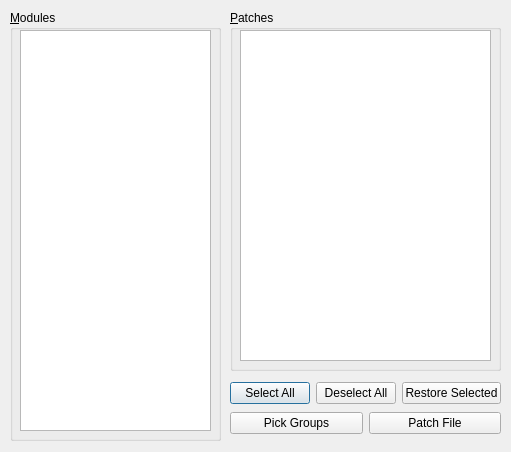
x64dbg/x64dbg, file x64_dbg_gui/Project/Src/Gui/PatchDialog.ui: the form before one commit.
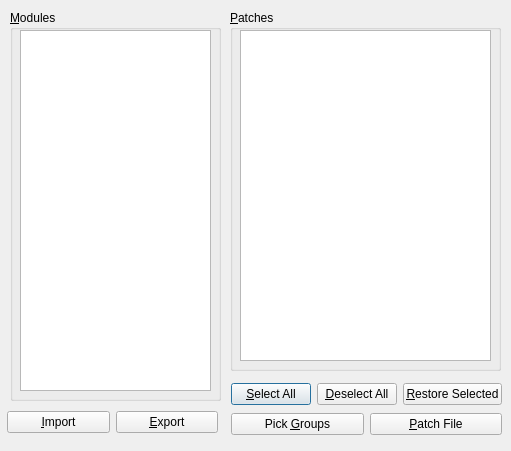
The form after the commit. Icons and pictures are not drawn.

Commit message: GUI: close patch dialog when debugging stops + do not show patch dialog when not debugging + fixed a bug with the checking of patches + added patch import/export (with undo support and option to not apply patches with a different oldbyte value)

The edit to the form file:
```diff
--- a/x64_dbg_gui/Project/Src/Gui/PatchDialog.ui
+++ b/x64_dbg_gui/Project/Src/Gui/PatchDialog.ui
@@ -7,7 +7,7 @@
     <x>0</x>
     <y>0</y>
     <width>511</width>
-    <height>452</height>
+    <height>451</height>
    </rect>
   </property>
   <property name="windowTitle">
@@ -51,7 +51,7 @@
      <x>10</x>
      <y>10</y>
      <width>211</width>
-     <height>431</height>
+     <height>391</height>
     </rect>
    </property>
    <property name="title">
@@ -63,7 +63,7 @@
       <x>10</x>
       <y>20</y>
       <width>191</width>
-      <height>401</height>
+      <height>361</height>
      </rect>
     </property>
     <property name="font">
@@ -76,8 +76,8 @@
   <widget class="QWidget" name="layoutWidget">
    <property name="geometry">
     <rect>
-     <x>230</x>
-     <y>380</y>
+     <x>231</x>
+     <y>381</y>
      <width>271</width>
      <height>58</height>
     </rect>
@@ -88,21 +88,21 @@
       <item>
        <widget class="QPushButton" name="btnSelectAll">
         <property name="text">
-         <string>Select All</string>
+         <string>&amp;Select All</string>
         </property>
        </widget>
       </item>
       <item>
        <widget class="QPushButton" name="btnDeselectAll">
         <property name="text">
-         <string>Deselect All</string>
+         <string>&amp;Deselect All</string>
         </property>
        </widget>
       </item>
       <item>
        <widget class="QPushButton" name="btnRestoreSelected">
         <property name="text">
-         <string>Restore Selected</string>
+         <string>&amp;Restore Selected</string>
         </property>
        </widget>
       </item>
@@ -116,7 +116,7 @@
          <bool>true</bool>
         </property>
         <property name="text">
-         <string>Pick Groups</string>
+         <string>Pick &amp;Groups</string>
         </property>
        </widget>
       </item>
@@ -126,7 +126,7 @@
          <bool>true</bool>
         </property>
         <property name="text">
-         <string>Patch File</string>
+         <string>&amp;Patch File</string>
         </property>
        </widget>
       </item>
@@ -134,6 +134,32 @@
     </item>
    </layout>
   </widget>
+  <widget class="QWidget" name="">
+   <property name="geometry">
+    <rect>
+     <x>7</x>
+     <y>410</y>
+     <width>211</width>
+     <height>25</height>
+    </rect>
+   </property>
+   <layout class="QHBoxLayout" name="horizontalLayout_3">
+    <item>
+     <widget class="QPushButton" name="btnImport">
+      <property name="text">
+       <string>&amp;Import</string>
+      </property>
+     </widget>
+    </item>
+    <item>
+     <widget class="QPushButton" name="btnExport">
+      <property name="text">
+       <string>&amp;Export</string>
+      </property>
+     </widget>
+    </item>
+   </layout>
+  </widget>
  </widget>
  <tabstops>
   <tabstop>listModules</tabstop>
```
The commit also changes 4 other files.
